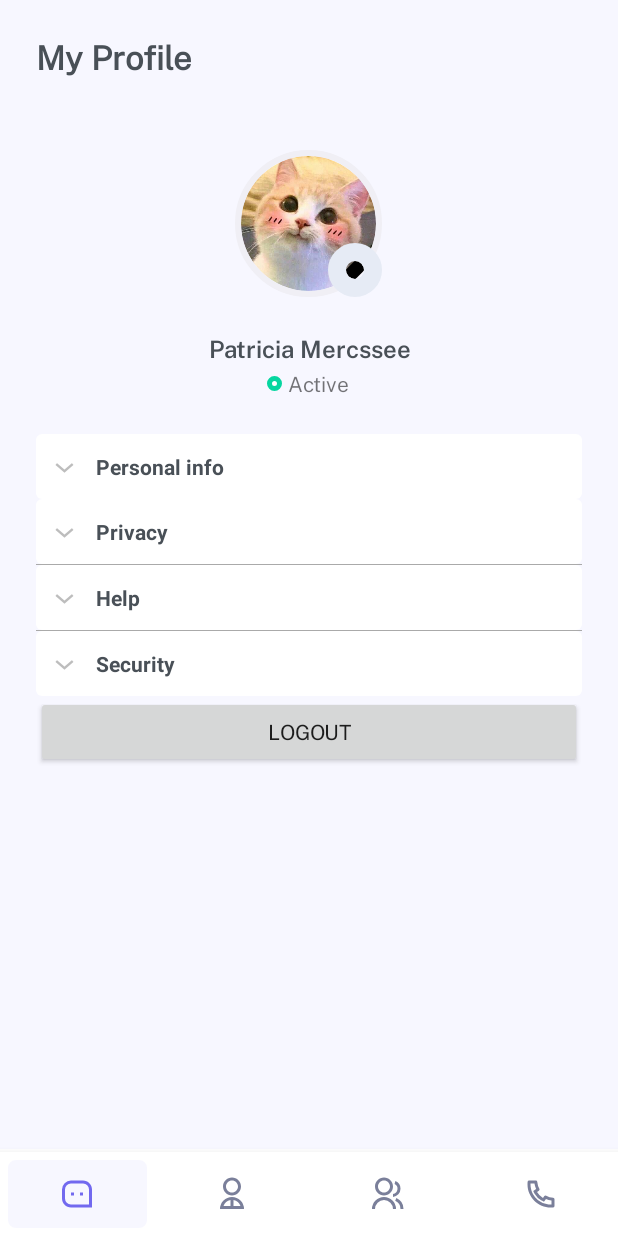
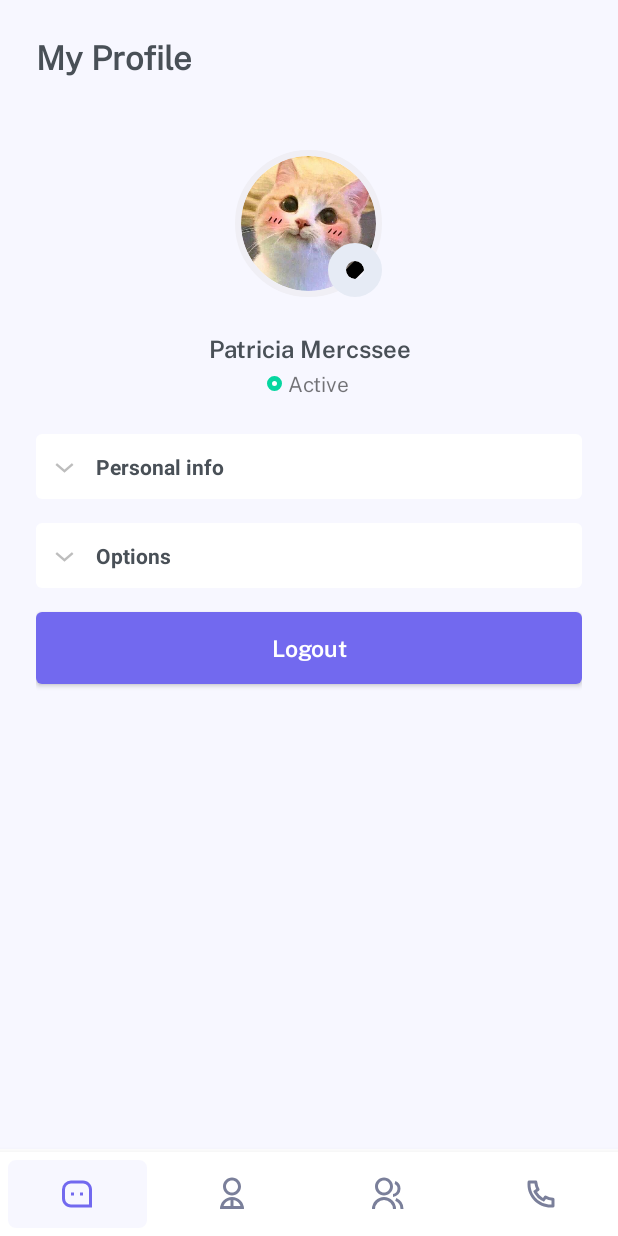
Before and after one commit to manhtuong210902/ChatApp_Android17, an Android app: the fragment ProfileFragment placed in its activity, on a phone screen of 412 x 824 dp. Run offline under Robolectric (Android 15) with nearby library versions, the phone set to English and light mode, and no system bars; our stand-ins replace CircleImageView, Firebase (no records; nobody signed in at launch, a user with empty details on screens opened directly), Picasso.

Commit message:
Fix UI splash and profile user https://mtuong669.atlassian.net/browse/A2G-14

```diff
--- a/app/src/main/AndroidManifest.xml
+++ b/app/src/main/AndroidManifest.xml
@@ -10,9 +10,9 @@
         android:allowBackup="true"
         android:dataExtractionRules="@xml/data_extraction_rules"
         android:fullBackupContent="@xml/backup_rules"
-        android:icon="@mipmap/ic_launcher"
+        android:icon="@mipmap/logo"
         android:label="@string/app_name"
-        android:roundIcon="@mipmap/ic_launcher_round"
+        android:roundIcon="@mipmap/logo"
         android:supportsRtl="true"
         android:theme="@style/Theme.ChatApp"
         tools:targetApi="31">
@@ -39,7 +39,6 @@
             android:exported="true">
             <intent-filter>
                 <action android:name="android.intent.action.MAIN" />
-
                 <category android:name="android.intent.category.LAUNCHER" />
             </intent-filter>
         </activity>
--- a/app/src/main/java/com/example/chatapp/activities/SplashActivity.java
+++ b/app/src/main/java/com/example/chatapp/activities/SplashActivity.java
@@ -50,10 +50,8 @@ public class SplashActivity extends Activity {
                 @Override
                 public void onComplete(@NonNull Task<AuthResult> task) {
                     if (task.isSuccessful()) {
-                        FirebaseUser user = mAuth.getCurrentUser();
                         Intent intent = new Intent(SplashActivity.this, MainActivity.class);
                         startActivity(intent);
-
                     } else {
                         Intent intent = new Intent(SplashActivity.this, LoginActivity.class);
                         startActivity(intent);
--- a/app/src/main/java/com/example/chatapp/adapters/CustomExpPersonalListAdapter.java
+++ b/app/src/main/java/com/example/chatapp/adapters/CustomExpPersonalListAdapter.java
@@ -45,8 +45,6 @@ public class CustomExpPersonalListAdapter  extends BaseExpandableListAdapter {
         List<String> personal = new ArrayList<>();
         personal.add("Name");
         personal.add("Email");
-        personal.add("Time");
-        personal.add("Location");
         if (convertView == null) {
             LayoutInflater layoutInflater = (LayoutInflater) this.context
                     .getSystemService(Context.LAYOUT_INFLATER_SERVICE);
--- a/app/src/main/java/com/example/chatapp/others/ExpPersonalListData.java
+++ b/app/src/main/java/com/example/chatapp/others/ExpPersonalListData.java
@@ -6,10 +6,8 @@ public class ExpPersonalListData {
     public  static HashMap<String,HashMap<String,String>> getData(){
         HashMap<String,HashMap<String,String>> list=new HashMap<>();
         HashMap<String,String> per=new HashMap<>();
-        per.put("Name","bay bi");
-        per.put("Email","@.com");
-        per.put("Time","0 a.m");
-        per.put("Location","aaa");
+        per.put("Name","Mạnh Tường");
+        per.put("Email","mtuong669@gmail.com");
         list.put("Personal info",per);
         return list;
     }
--- a/app/src/main/java/com/example/chatapp/others/ExpandableListDataPumb.java
+++ b/app/src/main/java/com/example/chatapp/others/ExpandableListDataPumb.java
@@ -4,31 +4,15 @@ import java.util.ArrayList;
 import java.util.HashMap;
 import java.util.List;
 
+
 public class ExpandableListDataPumb {
     public static HashMap<String, List<String>> getData() {
         HashMap<String, List<String>> expandableListDetail = new HashMap<String, List<String>>();
-
-
-
-        List<String> privacy = new ArrayList<String>();
-        privacy.add("Profile photo");
-        privacy.add("Last seen");
-        privacy.add("Status");
-        privacy.add("Read receipts");
-        privacy.add("Groups");
-
-        List<String>security = new ArrayList<String>();
-        security.add("Show security notification");
-        security.add("Logout");
-
-        List<String> help=new ArrayList<String>();
-        help.add("FAQs");
-        help.add("Contacts");
-        help.add("Terms&Privacy policy");
-
-        expandableListDetail.put("Privacy", privacy);
-        expandableListDetail.put("Help", help);
-        expandableListDetail.put("Security",security);
+        List<String> options = new ArrayList<String>();
+        options.add("Dark mode");
+        options.add("Show notification");
+        options.add("Status");
+        expandableListDetail.put("Options", options);
         return expandableListDetail;
     }
 }
--- a/app/src/main/res/layout/fragment_profile.xml
+++ b/app/src/main/res/layout/fragment_profile.xml
@@ -88,28 +88,34 @@
         </LinearLayout>
     </LinearLayout>
 
+
         <ExpandableListView
             android:id="@+id/expandablePersonalListView"
             android:layout_width="match_parent"
             android:layout_height="wrap_content"
-        android:divider="@android:color/darker_gray"
-        android:dividerHeight="0.5dp"
+            android:layout_marginBottom="16dp"
+            android:divider="@color/white"
             android:indicatorLeft="?android:attr/expandableListPreferredItemIndicatorLeft" />
 
         <ExpandableListView
             android:id="@+id/expandableListView"
+            android:layout_width="match_parent"
             android:layout_height="wrap_content"
-        android:layout_width="match_parent"
-        android:indicatorLeft="?android:attr/expandableListPreferredItemIndicatorLeft"
-        android:divider="@android:color/darker_gray"
-        android:dividerHeight="0.5dp" >
-    </ExpandableListView>
+            android:layout_marginBottom="16dp"
+            android:divider="@color/white"
+            android:indicatorLeft="?android:attr/expandableListPreferredItemIndicatorLeft" />
         <Button
             android:id="@+id/btn_logout"
             android:layout_width="match_parent"
             android:layout_height="wrap_content"
             android:text="Logout"
+            android:textColor="@color/white"
+            android:textSize="15sp"
+            android:fontFamily="@font/public_sans_semi_bold"
+            android:textAllCaps="false"
+            android:background="@drawable/custom_button"
             android:padding="10dp"
             />
 
+
 </LinearLayout>
```
Also changed, not shown: app/src/main/java/com/example/chatapp/adapters/CustomExpandableListAdapter.java (+10 -23 lines), app/src/main/res/drawable/custom_thumb_switch.xml (added, +19 -0 lines), app/src/main/res/drawable/custom_track_switch.xml (added, +21 -0 lines), app/src/main/res/drawable/ic_logo.xml (added, +9 -0 lines), app/src/main/res/drawable/splash_background.xml (deleted, +0 -9 lines), app/src/main/res/layout/list_per_item.xml (+20 -15 lines), app/src/main/res/layout/list_switch_btn_item.xml (+27 -13 lines), app/src/main/res/layout/splash_screen.xml (+15 -2 lines), app/src/main/res/drawable/messi.jpg (deleted), app/src/main/res/drawable/pen.png (deleted), app/src/main/res/mipmap-xxxhdpi/logo.png (added). Lines whose indentation alone changed are shown as unchanged.
